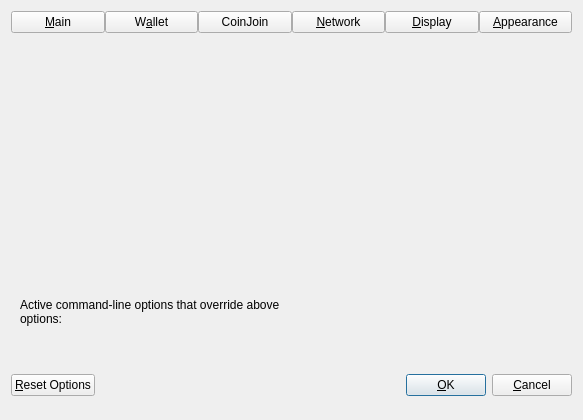
Above: src/qt/forms/optionsdialog.ui from BLOCXTECH/BLOCX before the change. Below: the same form after it.
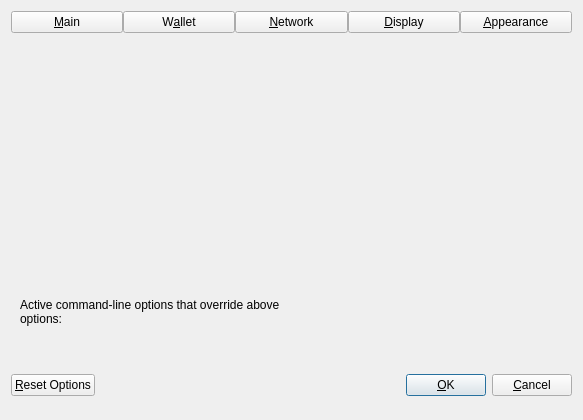
That is the form after the change. Custom widgets are drawn as their Qt base class.

Patch:
```diff
--- a/src/qt/forms/optionsdialog.ui
+++ b/src/qt/forms/optionsdialog.ui
@@ -51,7 +51,7 @@
        </property>
       </widget>
      </item>
-     <item>
+     <!--<item>
       <widget class="QPushButton" name="btnCoinJoin">
        <property name="text">
         <string notr="true">CoinJoin</string>
@@ -60,7 +60,7 @@
         <bool>true</bool>
        </property>
       </widget>
-     </item>
+     </item>-->
      <item>
       <widget class="QPushButton" name="btnNetwork">
        <property name="text">
```
